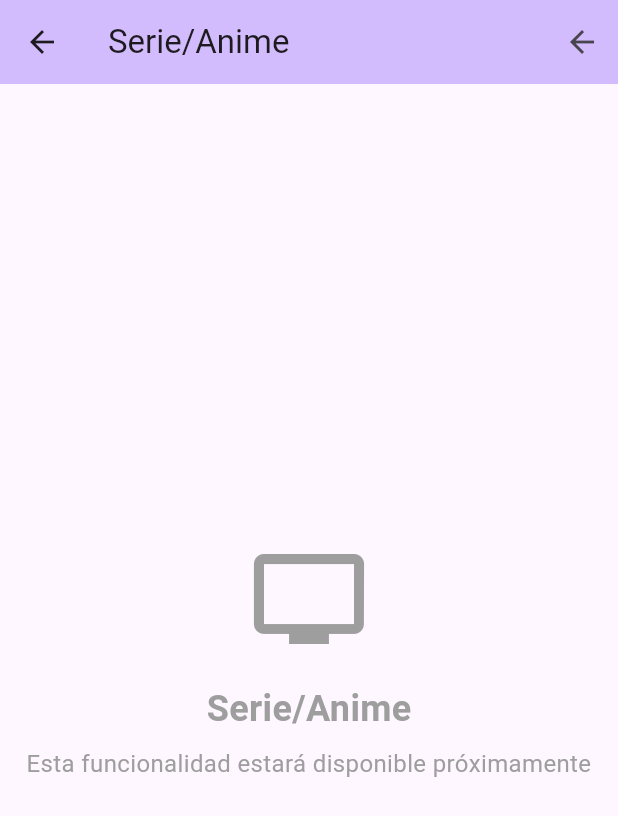
After one commit to poguis/AppMovil, a Flutter app: the HomePage screen opened directly, after a tap on "Serie/Anime", on a phone screen of 412 x 824 dp. The commit adds this screen. Shown: the top 816 px of the screen. Run offline on Flutter 3.47's test engine with Material 3 defaults, Android fonts, the phone set to English and light mode, and no system bars; our stand-ins replace shared_preferences, sqflite; accounts and stored records are empty.

Commit message:
Page Series/Anime
Empezar la lógica de la pantalla de series, anime.

```diff
--- a/lib/screens/home_page.dart
+++ b/lib/screens/home_page.dart
@@ -2,6 +2,8 @@ import 'package:flutter/material.dart';
 import '../services/auth_service.dart';
 import 'login_page.dart';
 import 'dinero_page.dart';
+import 'series_anime_page.dart';
+import 'peliculas_page.dart';
 
 class HomePage extends StatelessWidget {
   const HomePage({super.key});
@@ -82,6 +84,40 @@ class HomePage extends StatelessWidget {
               ),
               child: const Text('Dinero'),
             ),
+
+            const SizedBox(height: 16),
+
+            // Botón de Serie/Anime
+            ElevatedButton(
+              onPressed: () {
+                Navigator.push(
+                  context,
+                  MaterialPageRoute(builder: (context) => const SeriesAnimePage()),
+                );
+              },
+              style: ElevatedButton.styleFrom(
+                padding: const EdgeInsets.symmetric(horizontal: 40, vertical: 20),
+                textStyle: const TextStyle(fontSize: 18),
+              ),
+              child: const Text('Serie/Anime'),
+            ),
+
+            const SizedBox(height: 16),
+
+            // Botón de Películas
+            ElevatedButton(
+              onPressed: () {
+                Navigator.push(
+                  context,
+                  MaterialPageRoute(builder: (context) => const PeliculasPage()),
+                );
+              },
+              style: ElevatedButton.styleFrom(
+                padding: const EdgeInsets.symmetric(horizontal: 40, vertical: 20),
+                textStyle: const TextStyle(fontSize: 18),
+              ),
+              child: const Text('Películas'),
+            ),
           ],
         ),
       ),
--- /dev/null
+++ b/lib/screens/series_anime_page.dart
@@ -0,0 +1,54 @@
+import 'package:flutter/material.dart';
+
+class SeriesAnimePage extends StatelessWidget {
+  const SeriesAnimePage({super.key});
+
+  @override
+  Widget build(BuildContext context) {
+    return Scaffold(
+      appBar: AppBar(
+        backgroundColor: Theme.of(context).colorScheme.inversePrimary,
+        title: const Text('Serie/Anime'),
+        actions: [
+          IconButton(
+            onPressed: () {
+              Navigator.pop(context);
+            },
+            icon: const Icon(Icons.arrow_back),
+            tooltip: 'Regresar',
+          ),
+        ],
+      ),
+      body: const Center(
+        child: Column(
+          mainAxisAlignment: MainAxisAlignment.center,
+          children: [
+            Icon(
+              Icons.tv,
+              size: 80,
+              color: Colors.grey,
+            ),
+            SizedBox(height: 16),
+            Text(
+              'Serie/Anime',
+              style: TextStyle(
+                fontSize: 24,
+                fontWeight: FontWeight.bold,
+                color: Colors.grey,
+              ),
+            ),
+            SizedBox(height: 8),
+            Text(
+              'Esta funcionalidad estará disponible próximamente',
+              style: TextStyle(
+                fontSize: 16,
+                color: Colors.grey,
+              ),
+              textAlign: TextAlign.center,
+            ),
+          ],
+        ),
+      ),
+    );
+  }
+}
```
Also changed, not shown: lib/screens/peliculas_page.dart (added, +54 -0 lines), lib/screens/series_peliculas_page.dart (added, +54 -0 lines).
